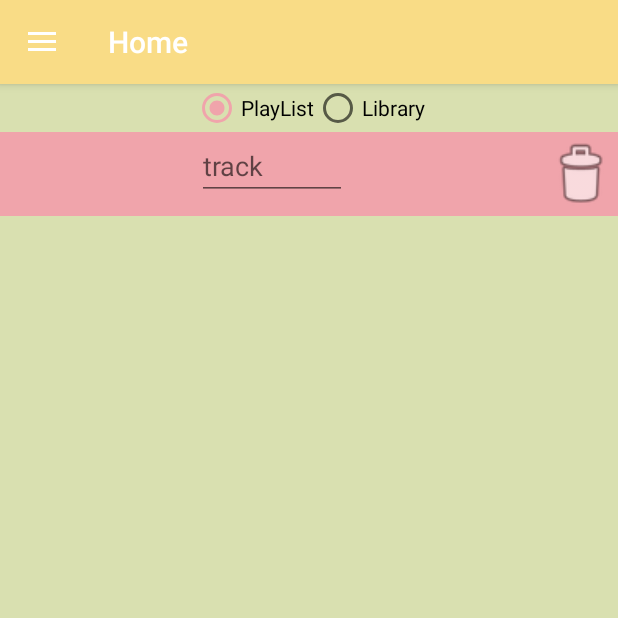
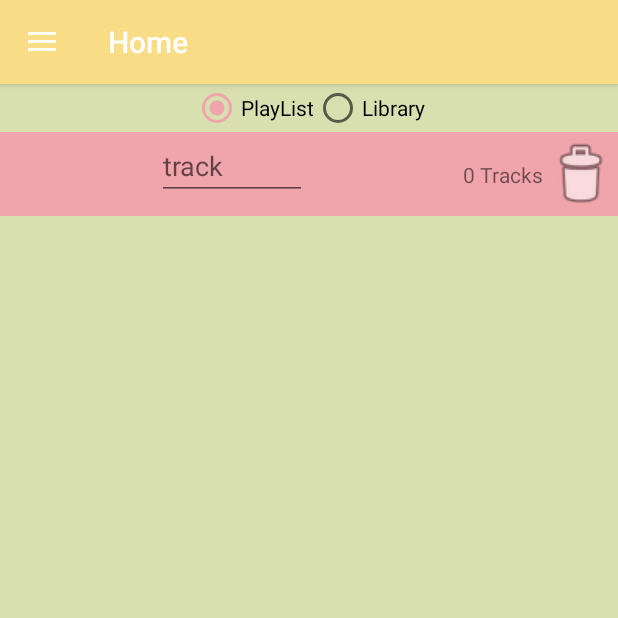
Before and after one commit to rg-engineering/SimpleMusicPlayer, an Android app: the screen it shows after launch (MainActivity), after a tap on "PlayList", on a phone screen of 412 x 824 dp, the top half of it. Run offline under Robolectric (Android 15) with nearby library versions, the phone set to English and light mode, and no system bars; our stand-ins replace navigation-ui; libraries missing offline, so code that uses them is left out: io.sentry; 5 statements that could not run were skipped.

Commit message:
show number of tracks in playlist

```diff
--- a/app/src/main/java/eu/rg_engineering/simplemusicplayer/PlaylistItemsAdapter.java
+++ b/app/src/main/java/eu/rg_engineering/simplemusicplayer/PlaylistItemsAdapter.java
@@ -36,7 +36,6 @@ import io.sentry.Sentry;
 
 
 //todo playlist muss sortierbar werden
-
 //todo playlist automatisch speichern, wenn Seite verlassen wird
 //todo entfernter track muss auch aus Media-Liste im Service gelöscht werden, sonst wird er trotzdem gespielt
 
--- a/app/src/main/java/eu/rg_engineering/simplemusicplayer/ui/home/PlaylistFragment.java
+++ b/app/src/main/java/eu/rg_engineering/simplemusicplayer/ui/home/PlaylistFragment.java
@@ -1,6 +1,7 @@
 package eu.rg_engineering.simplemusicplayer.ui.home;
 
 import android.content.Context;
+import android.content.SharedPreferences;
 import android.os.Bundle;
 import android.text.Editable;
 import android.text.TextWatcher;
@@ -11,9 +12,11 @@ import android.view.ViewGroup;
 import android.widget.ArrayAdapter;
 import android.widget.AutoCompleteTextView;
 import android.widget.Button;
+import android.widget.TextView;
 
 import androidx.annotation.NonNull;
 import androidx.fragment.app.Fragment;
+import androidx.preference.PreferenceManager;
 import androidx.recyclerview.widget.ItemTouchHelper;
 import androidx.recyclerview.widget.LinearLayoutManager;
 import androidx.recyclerview.widget.RecyclerView;
@@ -27,14 +30,13 @@ import java.io.IOException;
 import java.io.InputStreamReader;
 import java.util.ArrayList;
 
+import eu.rg_engineering.simplemusicplayer.MainActivity;
 import eu.rg_engineering.simplemusicplayer.R;
 import eu.rg_engineering.simplemusicplayer.TrackItem;
 import eu.rg_engineering.simplemusicplayer.PlaylistItemsAdapter;
 import eu.rg_engineering.simplemusicplayer.utils.MyItemTouchHelper;
 import eu.rg_engineering.simplemusicplayer.utils.OnDeletePlaylistitemListener;
 import io.sentry.Sentry;
-
-//todo Anzeige Anzahl Tracks
 
 
 public class PlaylistFragment extends Fragment implements
@@ -46,6 +48,7 @@ public class PlaylistFragment extends Fragment implements
     private RecyclerView rvPlaylistItems = null;
     private PlaylistItemsAdapter PlaylistItemsAdapter = null;
     ArrayList<TrackItem> mPlaylistTracks;
+    TextView noOfTracks;
     //todo playlist file einstellbar
     private final String filename = "Playlist";
     @Override
@@ -142,7 +145,9 @@ public class PlaylistFragment extends Fragment implements
                 }
             });
 
+            noOfTracks = (TextView) root.findViewById(R.id.numberOfTracksInPlaylist);
 
+            UpdateInfo();
 
         } catch (Exception ex) {
             Log.e(TAG, "exception in onCreateView " + ex);
@@ -168,7 +173,6 @@ public class PlaylistFragment extends Fragment implements
             mPlaylistTracks.clear();
         }
         try {
-            //todo read playlist from file
             Log.d(TAG, "read play list");
             readFromFile(filename);
         } catch (Exception ex) {
@@ -290,4 +294,16 @@ public class PlaylistFragment extends Fragment implements
         }
     }
 
+    private void UpdateInfo() {
+        //MainActivity activity = (MainActivity) getActivity();
+
+        if (noOfTracks != null) {
+            String counts = "" + mPlaylistTracks.size() + " " + getString(R.string.tracks);
+            noOfTracks.setText(counts);
+        }
+
+
+
+    }
+
 }
--- a/app/src/main/res/layout/fragment_playlist.xml
+++ b/app/src/main/res/layout/fragment_playlist.xml
@@ -26,7 +26,7 @@
         android:layout_width="100dp"
         android:layout_height="wrap_content"
         android:hint="track"
-        app:layout_constraintEnd_toStartOf="@+id/playlist_deleteAll"
+        app:layout_constraintEnd_toStartOf="@+id/numberOfTracksInPlaylist"
         app:layout_constraintStart_toStartOf="parent"
         app:layout_constraintTop_toTopOf="parent" />
 
@@ -40,5 +40,14 @@
         app:layout_constraintEnd_toEndOf="parent"
         app:layout_constraintTop_toTopOf="parent" />
 
+    <TextView
+        android:id="@+id/numberOfTracksInPlaylist"
+        android:layout_width="wrap_content"
+        android:layout_height="wrap_content"
+        android:text="TextView"
+        app:layout_constraintBottom_toTopOf="@+id/rvPlaylistTracks"
+        app:layout_constraintEnd_toStartOf="@+id/playlist_deleteAll"
+        app:layout_constraintTop_toTopOf="parent" />
+
 
 </androidx.constraintlayout.widget.ConstraintLayout>
```
